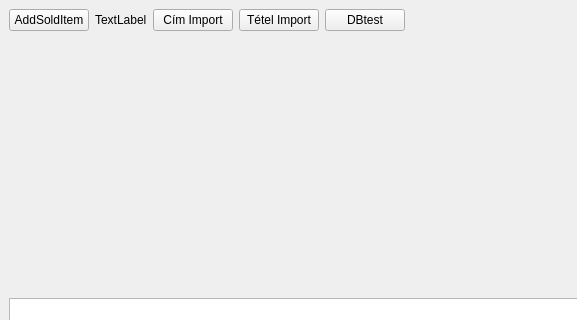
horvathzoltan/biovitality, file mvp/views/mainwindow.ui: the form before one commit; both pictures show x 0 to 577 and y 0 to 320 of the 986 by 568 pixel window.
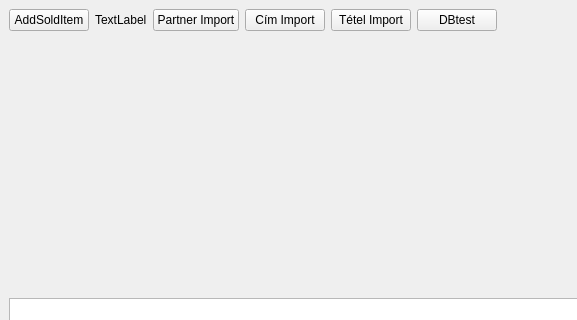
The form after the commit.

Patch:
```diff
--- a/mvp/views/mainwindow.ui
+++ b/mvp/views/mainwindow.ui
@@ -31,6 +31,13 @@
         </property>
        </widget>
       </item>
+      <item>
+       <widget class="QPushButton" name="pushButton">
+        <property name="text">
+         <string>Partner Import</string>
+        </property>
+       </widget>
+      </item>
       <item>
        <widget class="QPushButton" name="pushButton_addressImport">
         <property name="text">
```
